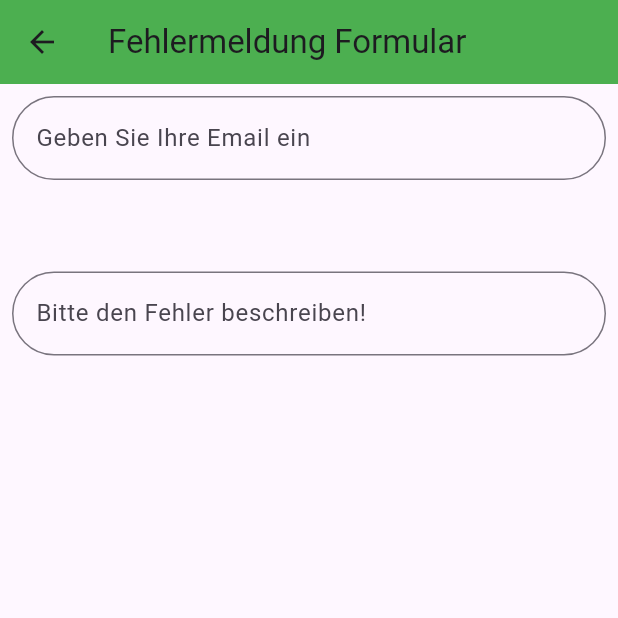
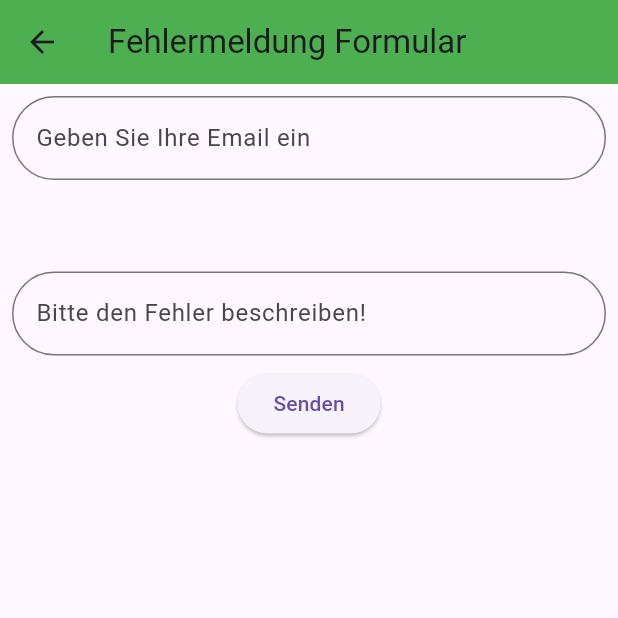
Before and after one commit to Isedin/trinkgeld_app, a Flutter app: the BugReportForm screen opened by its route, on a phone screen of 412 x 824 dp, the top half of it. Run offline on Flutter 3.47's test engine with Material 3 defaults, Android fonts, the light colour scheme and no system bars; our stand-ins replace email_validator, flutter_rating_bar, flutter_riverpod; missing offline and left inert: flutter_emoji.

Commit message:
Die letzte Ännderung

```diff
--- a/lib/presentation/home_view/home_view.dart
+++ b/lib/presentation/home_view/home_view.dart
@@ -39,6 +39,7 @@ class _HomeViewState extends ConsumerState<HomeView> {
         actions: [
           DropdownButton(
               padding: const EdgeInsets.only(right: 12),
+
               hint: Text(
                 emojiParser.emojify(flagEmoji),
               ),
--- a/lib/presentation/home_view/widgets/bug_report_form.dart
+++ b/lib/presentation/home_view/widgets/bug_report_form.dart
@@ -1,5 +1,6 @@
 import 'package:flutter/material.dart';
 import 'package:flutter_riverpod/flutter_riverpod.dart';
+import 'package:http/http.dart' as http;
 import 'package:trinkgeld_app/presentation/home_view/widgets/email_validation.dart';
 import 'package:trinkgeld_app/providers/_providers.dart';
 
@@ -7,6 +8,7 @@ import 'package:trinkgeld_app/providers/_providers.dart';
 class BugReportForm extends ConsumerWidget {
   /// FocusNode für das Eingabefeld "describeTheBug".
   final describeTheBugNode = FocusNode();
+  final bugTextController = TextEditingController();
 
   /// Die Route, die dieser Bildschirm repräsentiert.
   final String route = '/bugReportPage';
@@ -39,12 +41,8 @@ class BugReportForm extends ConsumerWidget {
         backgroundColor: Colors.green,
         title: Text(translate.bugReportAppBarTitle),
       ),
-      body: Expanded(
+      body: SafeArea(
         child: SingleChildScrollView(
-          child: Column(
-            children: [
-              SafeArea(
-                child: Center(
           child: Column(
             mainAxisAlignment: MainAxisAlignment.center,
             children: [
@@ -62,10 +60,10 @@ class BugReportForm extends ConsumerWidget {
               const SizedBox(
                 height: 25,
               ),
-                      SafeArea(
-                        child: Padding(
+              Padding(
                 padding: const EdgeInsets.all(8.0),
                 child: TextField(
+                  controller: bugTextController,
                   maxLines: null,
                   focusNode: describeTheBugNode,
                   decoration: InputDecoration(
@@ -74,10 +72,17 @@ class BugReportForm extends ConsumerWidget {
                   ),
                 ),
               ),
-                      ),
-                    ],
-                  ),
-                ),
+              ElevatedButton(
+                onPressed: () async {
+                  final uri = Uri.parse('https://capis.cdemy.de/appbug.php');
+                  final map = <String, dynamic>{};
+                  map['app'] = 'Trinkgeld';
+                  map['subject'] = 'XXXX';
+                  map['body'] = bugTextController.text;
+                  final http.Response response =
+                      await http.post(uri, body: map);
+                },
+                child: const Text('Senden'),
               ),
             ],
           ),
--- a/lib/presentation/home_view/widgets/my_text_field.dart
+++ b/lib/presentation/home_view/widgets/my_text_field.dart
@@ -29,10 +29,11 @@ class MyTextfield extends StatelessWidget {
           decoration: InputDecoration(
             suffixIcon: const Icon(Icons.euro),
             enabledBorder: const OutlineInputBorder(
-                borderRadius: BorderRadius.all(Radius.circular(30)),
+                borderRadius: BorderRadius.all(Radius.circular(30),
+                ),
                 borderSide: BorderSide(color: Color.fromARGB(255, 170, 29, 29))),
             focusedBorder: OutlineInputBorder(borderSide: BorderSide(color: Colors.grey.shade400)),
-            fillColor: Colors.grey.shade200,
+            fillColor: const Color.fromARGB(255, 193, 209, 174),
             filled: true,
             labelText: labelText,
             hintStyle: TextStyle(
--- a/lib/providers/_providers.dart
+++ b/lib/providers/_providers.dart
@@ -8,4 +8,5 @@ final refAppState = NotifierProvider<AppstateProvider, Appstate>(
   () => AppstateProvider(),
 );
 
+/// Definition einer Instanz des Providers für den EmojiParser
 final refEmojiParser = Provider<EmojiParser>((ref) => EmojiParser());
--- a/lib/providers/appstate_provider.dart
+++ b/lib/providers/appstate_provider.dart
@@ -11,12 +11,17 @@ class AppstateProvider extends Notifier<Appstate> {
   @override
   Appstate build() => _example;
 
+/// Diese Methode sucht nach einem Land anhand seiner ID in der Liste von Ländern im Zustand (state).
   Country? getCountryById(String id) {
+/// Iteriere durch die Liste von Ländern im Zustand.
     for (final country in state.countries) {
+      /// Überprüfe, ob die ID des aktuellen Landes mit der gesuchten ID übereinstimmt.
       if (country.id == id) {
+        /// Falls die ID übereinstimmt, gibt das Land zurück.
         return country;
       }
     }
+    /// Wenn keine Übereinstimmung gefunden wurde, wird null zurückgegeben.
     return null;
   }
 
--- a/pubspec.yaml
+++ b/pubspec.yaml
@@ -36,6 +36,7 @@ dependencies:
   flutter_rating_bar: ^4.0.1
   flutter_riverpod: ^2.4.5
   google_fonts: ^2.1.0
+  http: ^0.13.6
 
   # The following adds the Cupertino Icons font to your application.
   # Use with the CupertinoIcons class for iOS style icons.
```
Also changed, not shown: lib/models/language.dart (+4 -4 lines), lib/presentation/home_view/input_section.dart (+7 -5 lines), lib/presentation/home_view/settings_section.dart (+28 -10 lines), pubspec.lock. Lines whose indentation alone changed are shown as unchanged.
